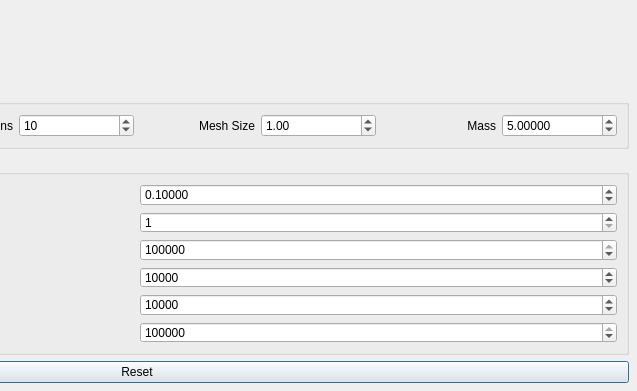
Before: the Qt Designer form viewerInterface.ui in arassch/ProjectiveDynamics, drawn with Qt 5; both pictures show x 363 to 1000 and y 609 to 1000 of the 1000 by 1000 pixel window.
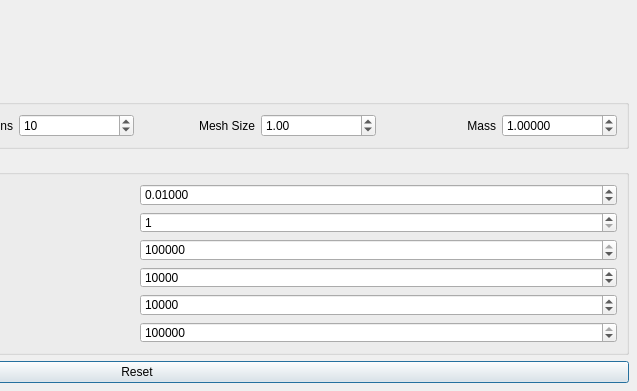
After: the same form once the commit is applied. Custom widgets are drawn as their Qt base class.

Patch:
```diff
--- a/viewerInterface.ui
+++ b/viewerInterface.ui
@@ -151,7 +151,7 @@
          <double>0.002500000000000</double>
         </property>
         <property name="value">
-         <double>5.000000000000000</double>
+         <double>1.000000000000000</double>
         </property>
        </widget>
       </item>
@@ -236,7 +236,7 @@
          <double>0.001000000000000</double>
         </property>
         <property name="value">
-         <double>0.100000000000000</double>
+         <double>0.010000000000000</double>
         </property>
        </widget>
       </item>
```
